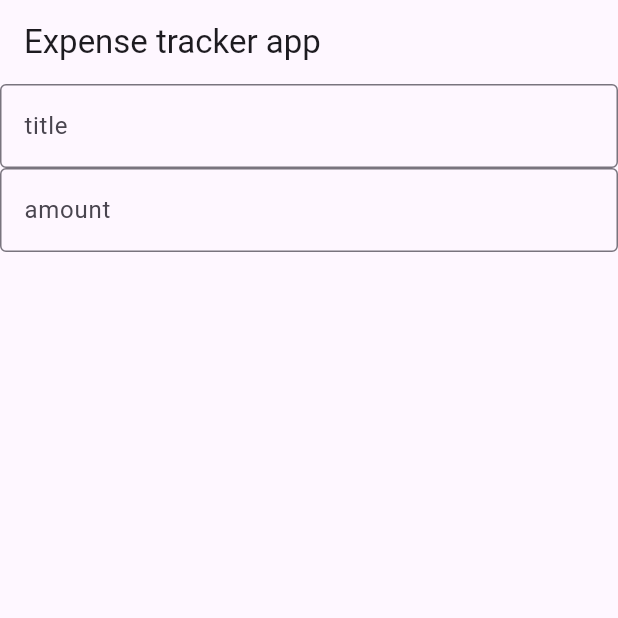
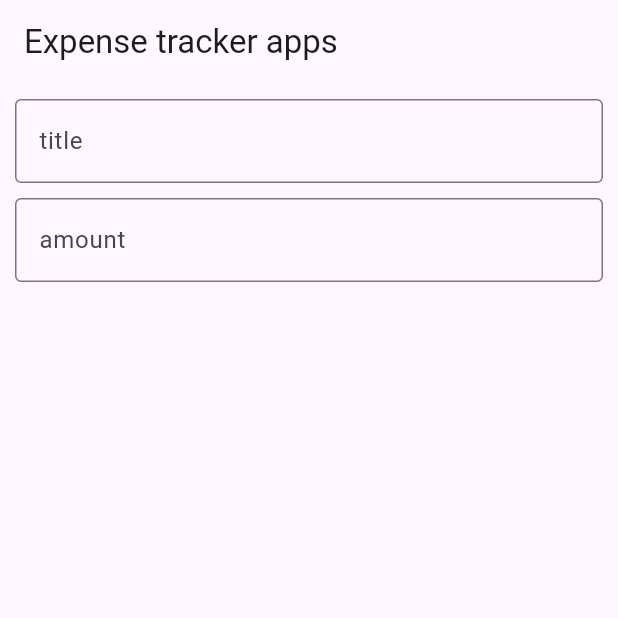
Before and after one commit to RimonChakma/Expense-Tracker-app-stateful, a Flutter app: the screen it shows after launch, on a phone screen of 412 x 824 dp, the top half of it. Run offline on Flutter 3.47's test engine with Material 3 defaults, Android fonts, the phone set to English and light mode, and no system bars.

Commit message:
create list addExpense function

```diff
--- a/lib/expense_tracker.dart
+++ b/lib/expense_tracker.dart
@@ -8,23 +8,45 @@ class ExpenseTrackerScreen extends StatefulWidget {
 }
 
 class _ExpenseTrackerScreenState extends State<ExpenseTrackerScreen> {
+  final List expenses = [];
 
   final TextEditingController titleController = TextEditingController();
   final TextEditingController amountController = TextEditingController();
 
+  addExpense() {
+    final String title = titleController.text;
+    final double? amount = double.tryParse(amountController.text);
+
+    if (title.isNotEmpty && amount != null && amount > 0) {
+      setState(() {
+        expenses.add({'title': title, 'amount': amount});
+      });
+
+      titleController.clear();
+      amountController.clear();
+    }
+  }
+
   @override
   Widget build(BuildContext context) {
     return Scaffold(
-      appBar: AppBar(title: Text("Expense tracker app"),),
-      body: Column(
+      appBar: AppBar(title: Text("Expense tracker apps"),),
+      body: Padding(
+        padding: const EdgeInsets.all(10),
+        child: Column(
           children: [
             TextFormField(
+              keyboardType: TextInputType.text,
               controller: titleController,
               decoration: InputDecoration(
               border: OutlineInputBorder(),
               hintText: "title"
             ),),
+
+            SizedBox(height: 10,),
+
             TextFormField(
+              keyboardType: TextInputType.number,
               controller: amountController,
               decoration: InputDecoration(
                 border: OutlineInputBorder(),
@@ -32,6 +54,7 @@ class _ExpenseTrackerScreenState extends State<ExpenseTrackerScreen> {
             ),),
           ],
         ),
+      ),
     );
   }
 }
```
Lines whose indentation alone changed are shown as unchanged.
